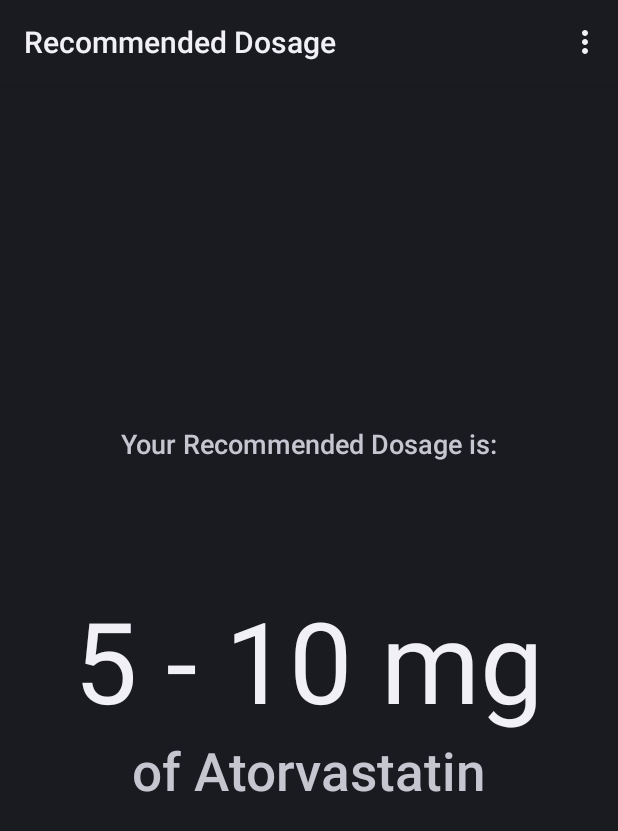
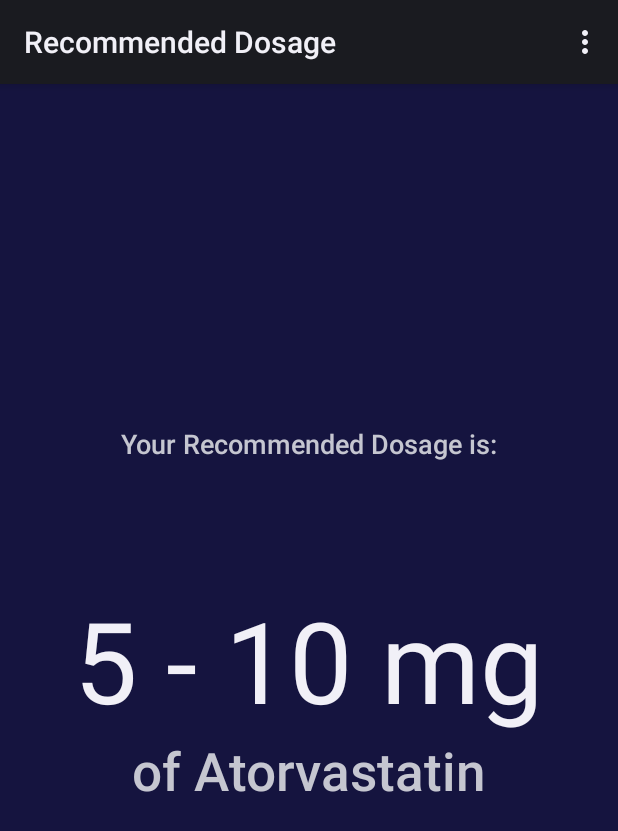
Before and after one commit to ShawnHesch/SAAPI, an Android app: the CalcDosageActivity screen opened directly, with no data from a screen before it, on a phone screen of 412 x 824 dp. Shown: the top 831 px of the screen. Run offline under Robolectric (Android 15) with nearby library versions, the phone set to English and light mode, and no system bars; 6 statements that could not run were skipped.

Commit message:
UPdated background stuffs

```diff
--- a/ParseStarterProject123/app/src/main/java/com/parse/starter/EncryptedFileIO.java
+++ b/ParseStarterProject123/app/src/main/java/com/parse/starter/EncryptedFileIO.java
@@ -60,7 +60,6 @@ public class EncryptedFileIO {
         try{
             filein = context.openFileInput(filename1);
             fileExists = true;
-            //TODO: Get info from file, store in patient object
             byte[] cipher = new byte[filein.available()];
 
             filein.read(cipher);
@@ -72,7 +71,6 @@ public class EncryptedFileIO {
             try{
                 fileExists = false;
                 fileout = context.openFileOutput(filename1, context.MODE_PRIVATE);
-                //TODO: Create file and put all relavent data into it
                 patient = new Patient();
                 byte[] contents = encryptString((patient.toString() + password).getBytes());
                 fileout.write(contents);
--- a/ParseStarterProject123/app/src/main/java/com/parse/starter/ParseStarterProjectActivity.java
+++ b/ParseStarterProject123/app/src/main/java/com/parse/starter/ParseStarterProjectActivity.java
@@ -84,7 +84,6 @@ public class ParseStarterProjectActivity extends Activity {
         }catch(Exception e){
             Log.d("StarterActivity", "Failed to get ParseObject from database");
         }
-        //TODO: Get patient info here and send the object to the next intent, reduce lag in getting info
         boolean blah = encryptor.updateFile(this.getApplicationContext(), pat, password);
 
         Intent myIntent = new Intent(this, HomePageActivity.class);
@@ -96,7 +95,6 @@ public class ParseStarterProjectActivity extends Activity {
     }
 
     public void quickLogin(){
-        //TODO: send name to home screen
         FileInputStream filein;
         name = "";
         try{
--- a/ParseStarterProject123/app/src/main/res/layout/activity_calc_dosage.xml
+++ b/ParseStarterProject123/app/src/main/res/layout/activity_calc_dosage.xml
@@ -3,7 +3,8 @@
     android:layout_height="match_parent"
     android:paddingTop="@dimen/activity_vertical_margin"
     android:paddingBottom="@dimen/activity_vertical_margin"
-    tools:context="com.parse.starter.CalcDosageActivity">
+    tools:context="com.parse.starter.CalcDosageActivity"
+    android:background="#ff15143f">
 
     <TextView
         android:layout_width="match_parent"
--- a/ParseStarterProject123/app/src/main/res/layout/activity_home_page.xml
+++ b/ParseStarterProject123/app/src/main/res/layout/activity_home_page.xml
@@ -6,7 +6,8 @@
     android:paddingRight="@dimen/activity_horizontal_margin"
     android:paddingTop="@dimen/activity_vertical_margin"
     android:paddingBottom="@dimen/activity_vertical_margin"
-    tools:context="com.parse.starter.HomePageActivity">
+    tools:context="com.parse.starter.HomePageActivity"
+    android:background="#ff15143f">
 
     <Button
         android:layout_width="match_parent"
--- a/ParseStarterProject123/app/src/main/res/layout/activity_message.xml
+++ b/ParseStarterProject123/app/src/main/res/layout/activity_message.xml
@@ -4,7 +4,8 @@
     android:paddingRight="@dimen/border1"
     android:paddingTop="@dimen/activity_vertical_margin"
     android:paddingBottom="@dimen/activity_vertical_margin"
-    tools:context="com.parse.starter.MessageActivity">
+    tools:context="com.parse.starter.MessageActivity"
+    android:background="#ff15143f">
 
     <ExpandableListView
         android:id="@+id/messageListView"
--- a/ParseStarterProject123/app/src/main/res/layout/activity_prescriptions.xml
+++ b/ParseStarterProject123/app/src/main/res/layout/activity_prescriptions.xml
@@ -3,7 +3,8 @@
     android:layout_height="match_parent"
     tools:context="com.parse.starter.PrescriptionsActivity"
     android:paddingLeft="5dp"
-    android:paddingRight="5dp">
+    android:paddingRight="5dp"
+    android:background="#ff15143f">
 
     <Button
         android:layout_width="wrap_content"
--- a/ParseStarterProject123/app/src/main/res/layout/login_page.xml
+++ b/ParseStarterProject123/app/src/main/res/layout/login_page.xml
@@ -1,7 +1,8 @@
 <?xml version="1.0" encoding="utf-8"?>
 <RelativeLayout xmlns:android="http://schemas.android.com/apk/res/android"
     android:layout_width="match_parent"
-    android:layout_height="match_parent">
+    android:layout_height="match_parent"
+    android:background="#ff15143f">
 
     <Button
         android:layout_width="wrap_content"
```
Also changed, not shown: 2 other files.
